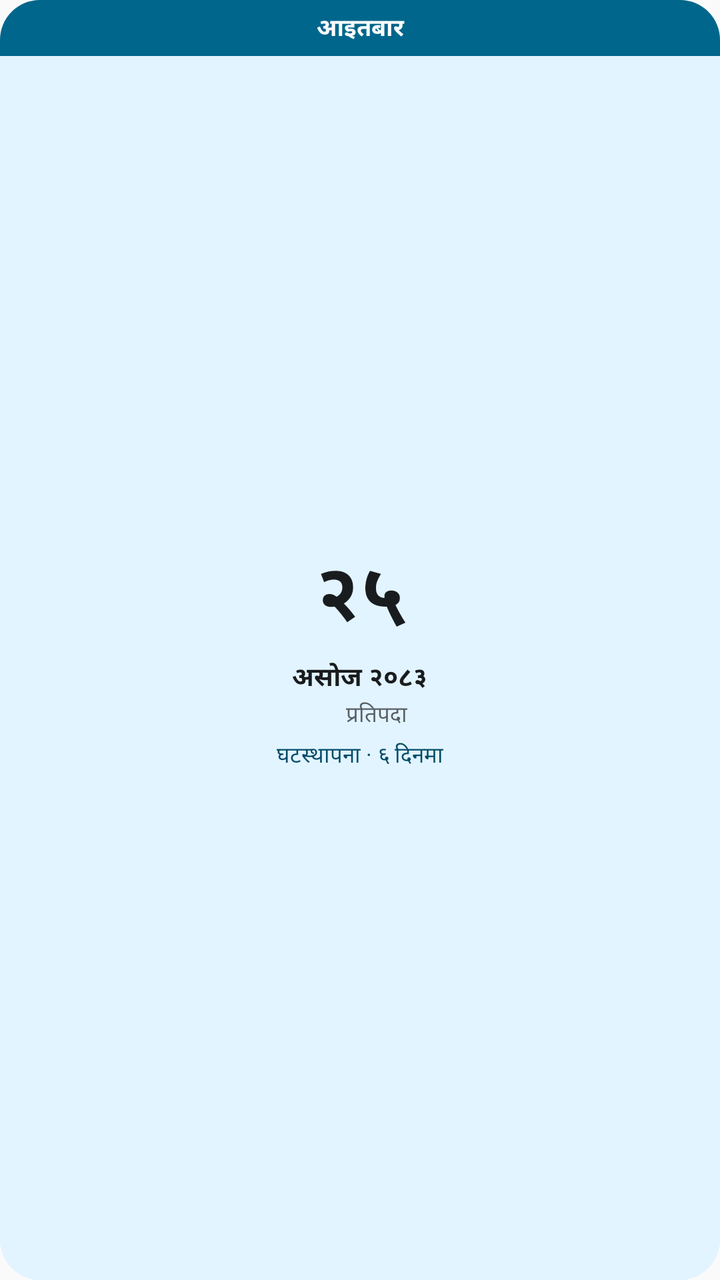
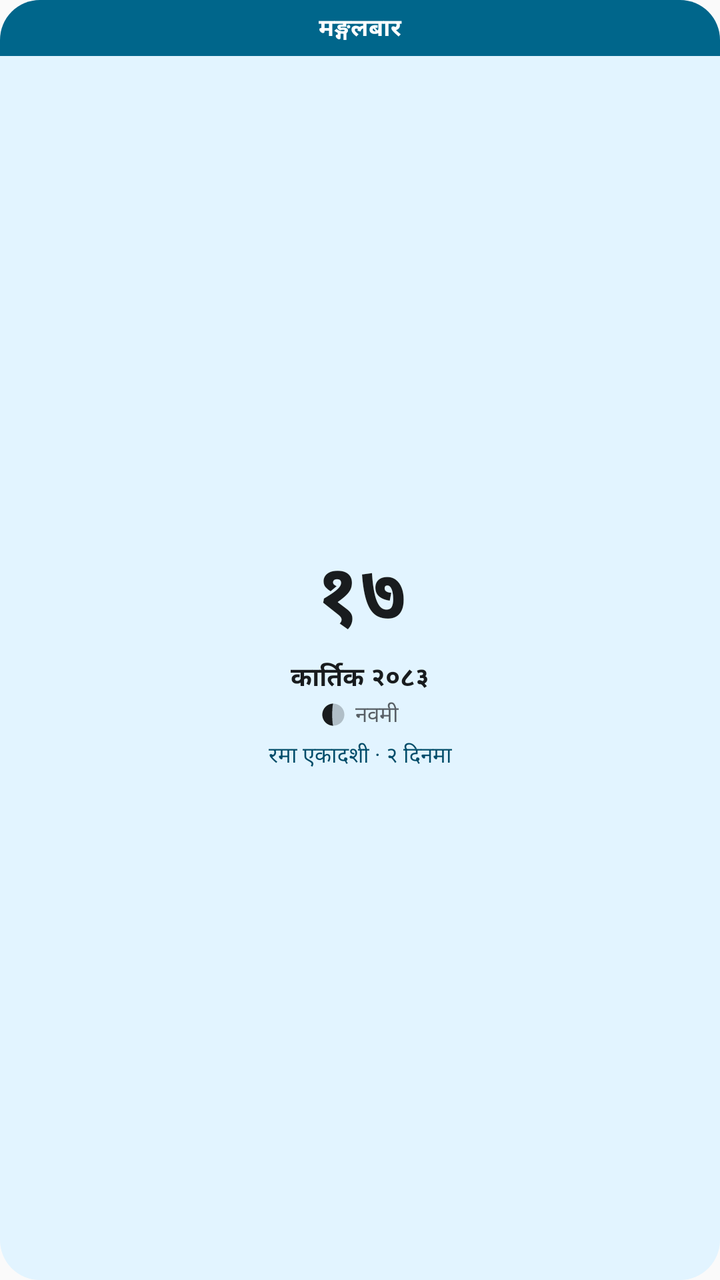

Before-and-after screenshots of an Android layout around one commit, followed by the original layout XML and the change that was made.
<!-- AndroidManifest.xml: application theme AppTheme -->
<!-- res/layout/widget_patro.xml -->
<?xml version="1.0" encoding="utf-8"?>
<FrameLayout xmlns:android="http://schemas.android.com/apk/res/android"
    android:id="@+id/widget_root"
    android:layout_width="match_parent"
    android:layout_height="match_parent"
    android:background="@drawable/widget_background">


<LinearLayout
    android:layout_width="match_parent"
    android:layout_height="match_parent"
    android:orientation="vertical">

    <TextView
        android:id="@+id/widget_leaf_head"
        android:layout_width="match_parent"
        android:layout_height="wrap_content"
        android:gravity="center"
        android:paddingVertical="5dp"
        android:paddingHorizontal="8dp"
        android:textSize="12sp"
        android:textStyle="bold"
        android:maxLines="1"
        android:ellipsize="end"
        android:textColor="@color/widget_on_head"
        android:background="@drawable/widget_band"
        android:text="आइतबार" />

    
    <LinearLayout
        android:id="@+id/widget_body"
        android:layout_width="match_parent"
        android:layout_height="0dp"
        android:layout_weight="1"
        android:orientation="vertical"
        android:gravity="center"
        android:paddingHorizontal="10dp"
        android:paddingBottom="8dp">

        <TextView
            android:id="@+id/widget_day"
            android:layout_width="wrap_content"
            android:layout_height="wrap_content"
            android:textSize="40sp"
            android:textStyle="bold"
            android:includeFontPadding="false"
            android:textColor="@color/widget_day"
            android:text="२५" />

        <TextView
            android:id="@+id/widget_month"
            android:layout_width="wrap_content"
            android:layout_height="wrap_content"
            android:layout_marginTop="2dp"
            android:textSize="13sp"
            android:textStyle="bold"
            android:maxLines="1"
            android:textColor="@color/widget_text"
            android:text="असोज २०८३" />

        
        <LinearLayout
            android:id="@+id/widget_tithi_row"
            android:layout_width="wrap_content"
            android:layout_height="wrap_content"
            android:layout_marginTop="1dp"
            android:orientation="horizontal"
            android:gravity="center_vertical">
            <ImageView
                android:id="@+id/widget_moon"
                android:layout_width="12dp"
                android:layout_height="12dp"
                android:layout_marginEnd="5dp"
                android:contentDescription="@null" />
            <TextView
                android:id="@+id/widget_tithi"
                android:layout_width="wrap_content"
                android:layout_height="wrap_content"
                android:textSize="11sp"
                android:maxLines="1"
                android:textColor="@color/widget_muted"
                android:text="प्रतिपदा" />
        </LinearLayout>

        
        <TextView
            android:id="@+id/widget_note"
            android:layout_width="match_parent"
            android:layout_height="wrap_content"
            android:layout_marginTop="4dp"
            android:textSize="11sp"
            android:gravity="center"
            android:maxLines="2"
            android:ellipsize="end"
            android:textColor="@color/widget_accent"
            android:text="घटस्थापना · ६ दिनमा" />
    </LinearLayout>

    
    <TextView android:id="@+id/widget_weekday"
        android:layout_width="wrap_content" android:layout_height="wrap_content"
        android:visibility="gone" android:text="" />
    <TextView android:id="@+id/widget_ad"
        android:layout_width="wrap_content" android:layout_height="wrap_content"
        android:visibility="gone" android:text="" />
    <TextView android:id="@+id/widget_next"
        android:layout_width="wrap_content" android:layout_height="wrap_content"
        android:visibility="gone" android:text="" />
</LinearLayout>
</FrameLayout>
<!-- resources referenced by this layout -->
<resources>
  <color name="widget_accent">#A80D26</color>
  <color name="widget_muted">#646C7E</color>
  <color name="widget_on_head">#FFFFFF</color>
  <color name="widget_text">#141824</color>
  <!-- drawable widget_background (drawable) -->
  <?xml version="1.0" encoding="utf-8"?>
  <shape xmlns:android="http://schemas.android.com/apk/res/android" android:shape="rectangle">
      <solid android:color="@color/widget_surface" />
      <corners android:radius="20dp" />
  </shape>
  <!-- drawable widget_band (drawable) -->
  <?xml version="1.0" encoding="utf-8"?>
  <shape xmlns:android="http://schemas.android.com/apk/res/android" android:shape="rectangle">
      <solid android:color="@color/widget_head" />
      <corners
          android:topLeftRadius="20dp"
          android:topRightRadius="20dp"
          android:bottomLeftRadius="0dp"
          android:bottomRightRadius="0dp" />
  </shape>
  <style name="AppTheme" parent="Theme.AppCompat.Light.DarkActionBar">
          
          <item name="colorPrimary">@color/colorPrimary</item>
          <item name="colorPrimaryDark">@color/colorPrimaryDark</item>
          <item name="colorAccent">@color/colorAccent</item>
      </style>
  <color name="widget_surface">#EBFFFFFF</color>
  <color name="widget_head">#A80D26</color>
  <color name="colorPrimary">#0E1220</color>
  <color name="colorPrimaryDark">#0E1220</color>
  <color name="colorAccent">#A80D26</color>
</resources>

<!-- the commit's change to res/layout/widget_patro.xml (unified diff, before → after) -->
@@ -24,7 +24,7 @@
         android:ellipsize="end"
         android:textColor="@color/widget_on_head"
         android:background="@drawable/widget_band"
-        android:text="आइतबार" />
+        android:text="मङ्गलबार" />
 
     
     <LinearLayout
@@ -45,7 +45,7 @@
             android:textStyle="bold"
             android:includeFontPadding="false"
             android:textColor="@color/widget_day"
-            android:text="२५" />
+            android:text="१७" />
 
         <TextView
             android:id="@+id/widget_month"
@@ -56,7 +56,7 @@
             android:textStyle="bold"
             android:maxLines="1"
             android:textColor="@color/widget_text"
-            android:text="असोज २०८३" />
+            android:text="कार्तिक २०८३" />
 
         
         <LinearLayout
@@ -68,6 +68,7 @@
             android:gravity="center_vertical">
             <ImageView
                 android:id="@+id/widget_moon"
+                android:src="@drawable/widget_moon_preview"
                 android:layout_width="12dp"
                 android:layout_height="12dp"
                 android:layout_marginEnd="5dp"
@@ -79,7 +80,7 @@
                 android:textSize="11sp"
                 android:maxLines="1"
                 android:textColor="@color/widget_muted"
-                android:text="प्रतिपदा" />
+                android:text="नवमी" />
         </LinearLayout>
 
         
@@ -93,7 +94,7 @@
             android:maxLines="2"
             android:ellipsize="end"
             android:textColor="@color/widget_accent"
-            android:text="घटस्थापना · ६ दिनमा" />
+            android:text="रमा एकादशी · २ दिनमा" />
     </LinearLayout>
 
     
<!-- resource entries referenced after the edit -->
@@ -20,6 +20,21 @@
           android:bottomLeftRadius="0dp"
           android:bottomRightRadius="0dp" />
   </shape>
+  <!-- drawable widget_moon_preview (drawable) -->
+  <?xml version="1.0" encoding="utf-8"?>
+  <vector xmlns:android="http://schemas.android.com/apk/res/android"
+      android:width="12dp"
+      android:height="12dp"
+      android:viewportWidth="24"
+      android:viewportHeight="24">
+      <path
+          android:fillColor="@color/widget_text"
+          android:fillAlpha="0.25"
+          android:pathData="M12,0.96 A11.04,11.04 0 1,1 12,23.04 A11.04,11.04 0 1,1 12,0.96 Z" />
+      <path
+          android:fillColor="@color/widget_text"
+          android:pathData="M12,0.96 A11.04,11.04 0 0,0 12,23.04 A1.15,11.04 0 0,1 12,0.96 Z" />
+  </vector>
   <style name="AppTheme" parent="Theme.AppCompat.Light.DarkActionBar">
           
           <item name="colorPrimary">@color/colorPrimary</item>
